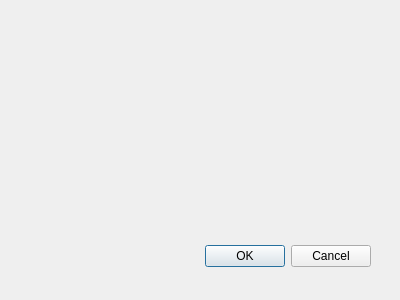
Before: the Qt Designer form graph3D/graph3d_editor_gui.ui in joaodeus/mathgraphica, drawn with Qt 5.
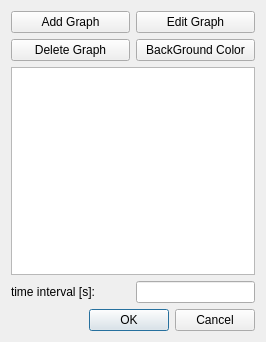
After: the same form once the commit is applied.

```diff
--- a/graph3D/graph3d_editor_gui.ui
+++ b/graph3D/graph3d_editor_gui.ui
@@ -8,29 +8,79 @@
    <rect>
     <x>0</x>
     <y>0</y>
-    <width>400</width>
-    <height>300</height>
+    <width>266</width>
+    <height>342</height>
    </rect>
   </property>
   <property name="windowTitle">
    <string>Dialog</string>
   </property>
-  <widget class="QDialogButtonBox" name="buttonBox">
-   <property name="geometry">
-    <rect>
-     <x>30</x>
-     <y>240</y>
-     <width>341</width>
-     <height>32</height>
-    </rect>
-   </property>
-   <property name="orientation">
-    <enum>Qt::Horizontal</enum>
-   </property>
-   <property name="standardButtons">
-    <set>QDialogButtonBox::Cancel|QDialogButtonBox::Ok</set>
-   </property>
-  </widget>
+  <layout class="QGridLayout" name="gridLayout">
+   <item row="0" column="0">
+    <widget class="QPushButton" name="pushButton_add">
+     <property name="text">
+      <string>Add Graph</string>
+     </property>
+    </widget>
+   </item>
+   <item row="0" column="1">
+    <widget class="QPushButton" name="pushButton_edit">
+     <property name="text">
+      <string>Edit Graph</string>
+     </property>
+    </widget>
+   </item>
+   <item row="1" column="0">
+    <widget class="QPushButton" name="pushButton_delete">
+     <property name="text">
+      <string>Delete Graph</string>
+     </property>
+    </widget>
+   </item>
+   <item row="1" column="1">
+    <widget class="QPushButton" name="pushButton_backGndColor">
+     <property name="text">
+      <string>BackGround Color</string>
+     </property>
+    </widget>
+   </item>
+   <item row="2" column="0" colspan="2">
+    <widget class="QTableWidget" name="tableWidget_graph2D_list"/>
+   </item>
+   <item row="3" column="0">
+    <widget class="QLabel" name="label">
+     <property name="sizePolicy">
+      <sizepolicy hsizetype="Minimum" vsizetype="Fixed">
+       <horstretch>0</horstretch>
+       <verstretch>0</verstretch>
+      </sizepolicy>
+     </property>
+     <property name="text">
+      <string>time interval [s]:</string>
+     </property>
+    </widget>
+   </item>
+   <item row="3" column="1">
+    <widget class="QLineEdit" name="lineEdit_t_delta">
+     <property name="sizePolicy">
+      <sizepolicy hsizetype="Minimum" vsizetype="Fixed">
+       <horstretch>0</horstretch>
+       <verstretch>0</verstretch>
+      </sizepolicy>
+     </property>
+    </widget>
+   </item>
+   <item row="4" column="0" colspan="2">
+    <widget class="QDialogButtonBox" name="buttonBox">
+     <property name="orientation">
+      <enum>Qt::Horizontal</enum>
+     </property>
+     <property name="standardButtons">
+      <set>QDialogButtonBox::Cancel|QDialogButtonBox::Ok</set>
+     </property>
+    </widget>
+   </item>
+  </layout>
  </widget>
  <pixmapfunction/>
  <resources/>
```
Left out of the diff: 5 changed lines with no effect on the pictures.
